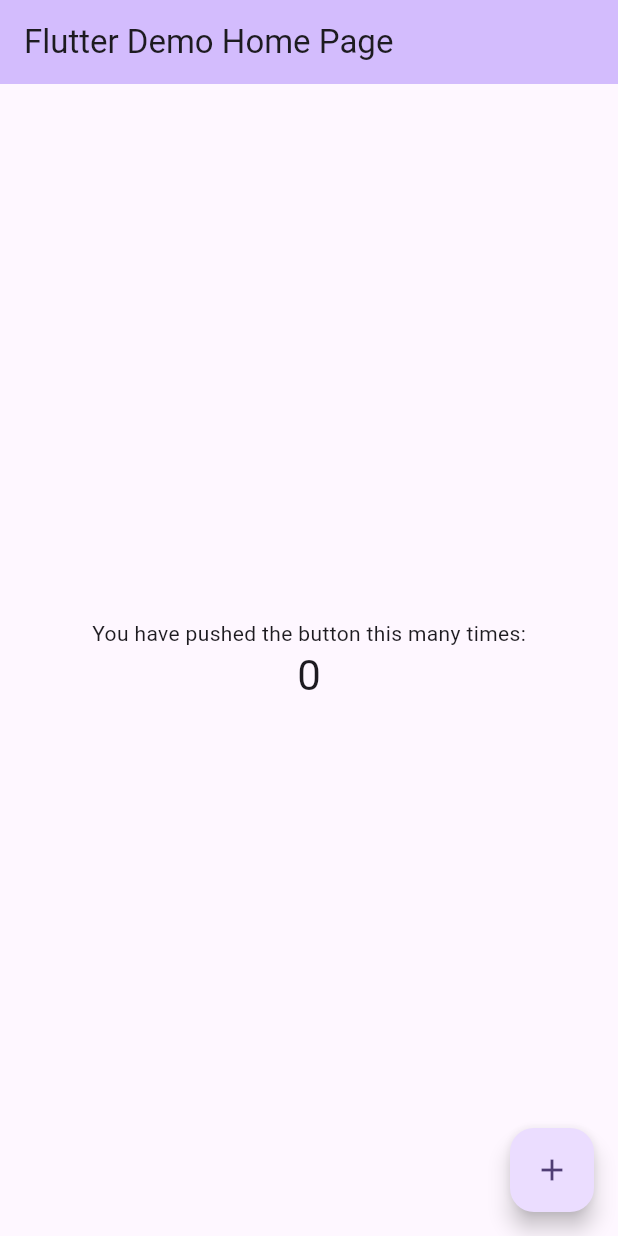
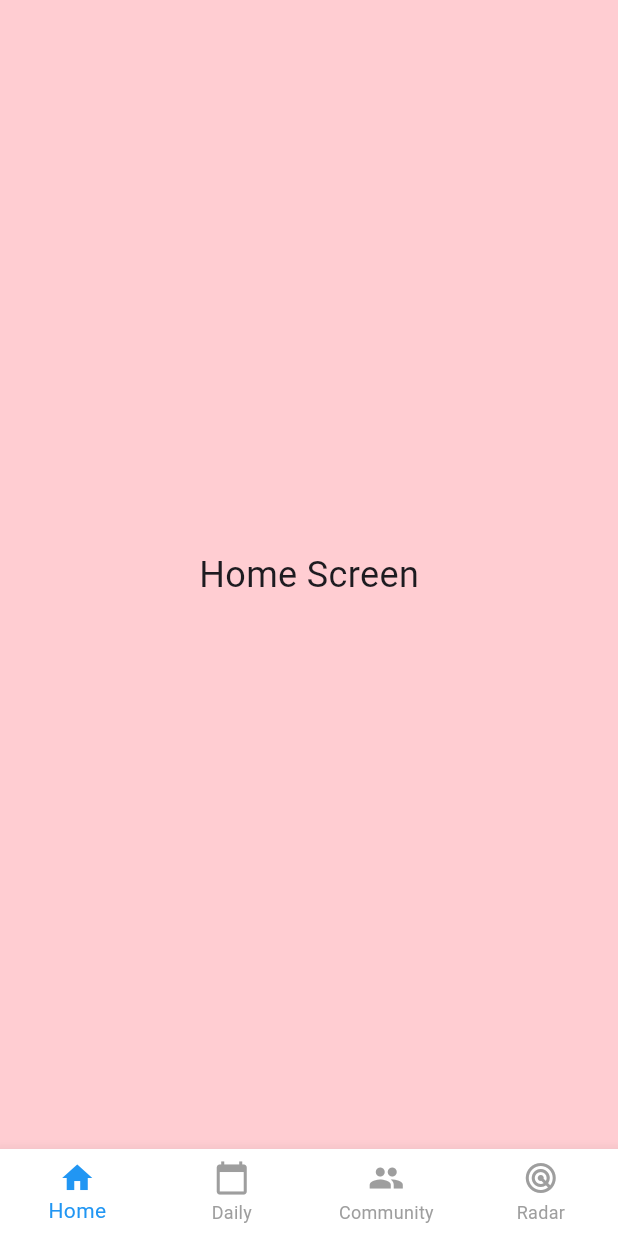
Before and after one commit to JuanSanchez12/WeatherApp, a Flutter app: the screen it shows after launch, on a phone screen of 412 x 824 dp. Run offline on Flutter 3.47's test engine with Material 3 defaults, Android fonts, the phone set to English and light mode, and no system bars; our stand-ins replace firebase_core; accounts and stored records are empty.

Commit message:
Added basic navbar and colored screens
- Created new screen files in Screens/ directory:
  - home_screen.dart (red background)
  - daily_screen.dart (blue background)
  - community_screen.dart (green background)
  - radar_screen.dart (purple background)

- Added navbar_widget.dart with BottomNavBar implementation:
  - Custom bottom navigation bar with 4 tabs
  - Home, Daily, Community, and Radar sections

- Updated main.dart with:
  - State management for screen switching

```diff
--- /dev/null
+++ b/lib/Screens/home_screen.dart
@@ -0,0 +1,15 @@
+import 'package:flutter/material.dart';
+
+class HomeScreen extends StatelessWidget {
+  const HomeScreen({super.key});
+
+  @override
+  Widget build(BuildContext context) {
+    return Container(
+      color: Colors.red[100], // Light red background
+      child: const Center(
+        child: Text('Home Screen', style: TextStyle(fontSize: 24)),
+      ),
+    );
+  }
+}
--- /dev/null
+++ b/lib/Widgets/navbar_widget.dart
@@ -0,0 +1,43 @@
+import 'package:flutter/material.dart';
+
+class BottomNavBar extends StatelessWidget {
+  final int currentIndex;
+  final Function(int) onTap;
+
+  const BottomNavBar({
+    super.key,
+    required this.currentIndex,
+    required this.onTap,
+  });
+
+  @override
+  Widget build(BuildContext context) {
+    return BottomNavigationBar(
+      currentIndex: currentIndex,
+      onTap: onTap,
+      selectedItemColor: Colors.blue,
+      unselectedItemColor: Colors.grey,
+      backgroundColor: Colors.white,
+      showUnselectedLabels: true,
+      type: BottomNavigationBarType.fixed,
+      items: const [
+        BottomNavigationBarItem(
+          icon: Icon(Icons.home),
+          label: 'Home',
+        ),
+        BottomNavigationBarItem(
+          icon: Icon(Icons.calendar_today),
+          label: 'Daily',
+        ),
+        BottomNavigationBarItem(
+          icon: Icon(Icons.people),
+          label: 'Community',
+        ),
+        BottomNavigationBarItem(
+          icon: Icon(Icons.radar),
+          label: 'Radar',
+        ),
+      ],
+    );
+  }
+}
--- a/lib/main.dart
+++ b/lib/main.dart
@@ -1,5 +1,10 @@
+import 'package:flutter/material.dart';
+import 'Screens/home_screen.dart';
+import 'Screens/daily_screen.dart';
+import 'Screens/community_screen.dart';
+import 'Screens/radar_screen.dart';
+import 'Widgets/navbar_widget.dart';
 import 'package:firebase_core/firebase_core.dart';
-import 'package:flutter/material.dart';
 import 'package:weather_app/firebase_options.dart';
 
 Future<void> main() async {
@@ -14,27 +19,11 @@ Future<void> main() async {
 class MyApp extends StatelessWidget {
   const MyApp({super.key});
 
-  // This widget is the root of your application.
   @override
   Widget build(BuildContext context) {
     return MaterialApp(
-      title: 'Flutter Demo',
+      title: 'Weather App',
       theme: ThemeData(
-        // This is the theme of your application.
-        //
-        // TRY THIS: Try running your application with "flutter run". You'll see
-        // the application has a purple toolbar. Then, without quitting the app,
-        // try changing the seedColor in the colorScheme below to Colors.green
-        // and then invoke "hot reload" (save your changes or press the "hot
-        // reload" button in a Flutter-supported IDE, or press "r" if you used
-        // the command line to start the app).
-        //
-        // Notice that the counter didn't reset back to zero; the application
-        // state is not lost during the reload. To reset the state, use hot
-        // restart instead.
-        //
-        // This works for code too, not just values: Most code changes can be
-        // tested with just a hot reload.
         colorScheme: ColorScheme.fromSeed(seedColor: Colors.deepPurple),
       ),
       home: const MyHomePage(title: 'Flutter Demo Home Page'),
@@ -44,16 +33,6 @@ class MyApp extends StatelessWidget {
 
 class MyHomePage extends StatefulWidget {
   const MyHomePage({super.key, required this.title});
-
-  // This widget is the home page of your application. It is stateful, meaning
-  // that it has a State object (defined below) that contains fields that affect
-  // how it looks.
-
-  // This class is the configuration for the state. It holds the values (in this
-  // case the title) provided by the parent (in this case the App widget) and
-  // used by the build method of the State. Fields in a Widget subclass are
-  // always marked "final".
-
   final String title;
 
   @override
@@ -61,69 +40,25 @@ class MyHomePage extends StatefulWidget {
 }
 
 class _MyHomePageState extends State<MyHomePage> {
-  int _counter = 0;
+  int _currentIndex = 0;
 
-  void _incrementCounter() {
-    setState(() {
-      // This call to setState tells the Flutter framework that something has
-      // changed in this State, which causes it to rerun the build method below
-      // so that the display can reflect the updated values. If we changed
-      // _counter without calling setState(), then the build method would not be
-      // called again, and so nothing would appear to happen.
-      _counter++;
-    });
-  }
+  final List<Widget> _screens = [
+    const HomeScreen(),
+    const DailyScreen(),
+    const CommunityScreen(),
+    const RadarScreen(),
+  ];
 
   @override
   Widget build(BuildContext context) {
-    // This method is rerun every time setState is called, for instance as done
-    // by the _incrementCounter method above.
-    //
-    // The Flutter framework has been optimized to make rerunning build methods
-    // fast, so that you can just rebuild anything that needs updating rather
-    // than having to individually change instances of widgets.
     return Scaffold(
-      appBar: AppBar(
-        // TRY THIS: Try changing the color here to a specific color (to
-        // Colors.amber, perhaps?) and trigger a hot reload to see the AppBar
-        // change color while the other colors stay the same.
-        backgroundColor: Theme.of(context).colorScheme.inversePrimary,
-        // Here we take the value from the MyHomePage object that was created by
-        // the App.build method, and use it to set our appbar title.
-        title: Text(widget.title),
+      body: _screens[_currentIndex],
+      bottomNavigationBar: BottomNavBar(
+        currentIndex: _currentIndex,
+        onTap: (index) {
+          setState(() => _currentIndex = index);
+        },
       ),
-      body: Center(
-        // Center is a layout widget. It takes a single child and positions it
-        // in the middle of the parent.
-        child: Column(
-          // Column is also a layout widget. It takes a list of children and
-          // arranges them vertically. By default, it sizes itself to fit its
-          // children horizontally, and tries to be as tall as its parent.
-          //
-          // Column has various properties to control how it sizes itself and
-          // how it positions its children. Here we use mainAxisAlignment to
-          // center the children vertically; the main axis here is the vertical
-          // axis because Columns are vertical (the cross axis would be
-          // horizontal).
-          //
-          // TRY THIS: Invoke "debug painting" (choose the "Toggle Debug Paint"
-          // action in the IDE, or press "p" in the console), to see the
-          // wireframe for each widget.
-          mainAxisAlignment: MainAxisAlignment.center,
-          children: <Widget>[
-            const Text('You have pushed the button this many times:'),
-            Text(
-              '$_counter',
-              style: Theme.of(context).textTheme.headlineMedium,
-            ),
-          ],
-        ),
-      ),
-      floatingActionButton: FloatingActionButton(
-        onPressed: _incrementCounter,
-        tooltip: 'Increment',
-        child: const Icon(Icons.add),
-      ), // This trailing comma makes auto-formatting nicer for build methods.
     );
   }
 }
--- a/pubspec.yaml
+++ b/pubspec.yaml
@@ -32,8 +32,6 @@ dependencies:
     sdk: flutter
   firebase_core: ^2.32.0
   firebase_messaging: ^14.7.0
-  firebase_auth: ^4.12.1
-  flutter_local_notifications: ^15.1.1
   cloud_firestore: ^4.15.1
   cupertino_icons: ^1.0.8
 
```
Also changed, not shown: lib/Screens/community_screen.dart (added, +15 -0 lines), lib/Screens/daily_screen.dart (added, +15 -0 lines), lib/Screens/radar_screen.dart (added, +15 -0 lines), pubspec.lock, 3 other files.
